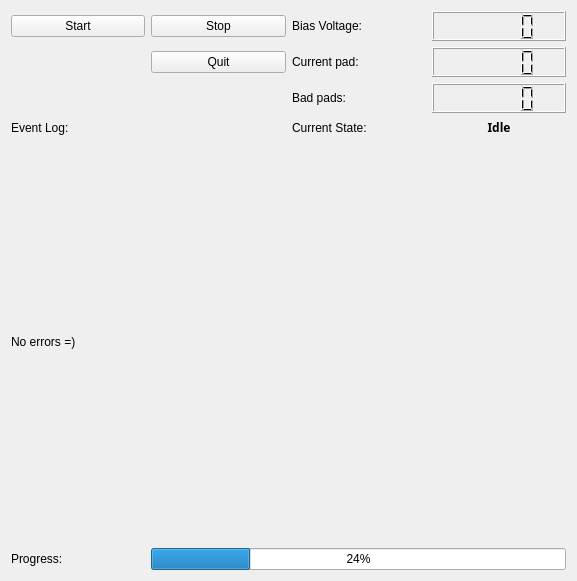
Old version of the form COMET/QT_Designer_UI/Start_Stop.ui in the repository Chilldose/COMET.
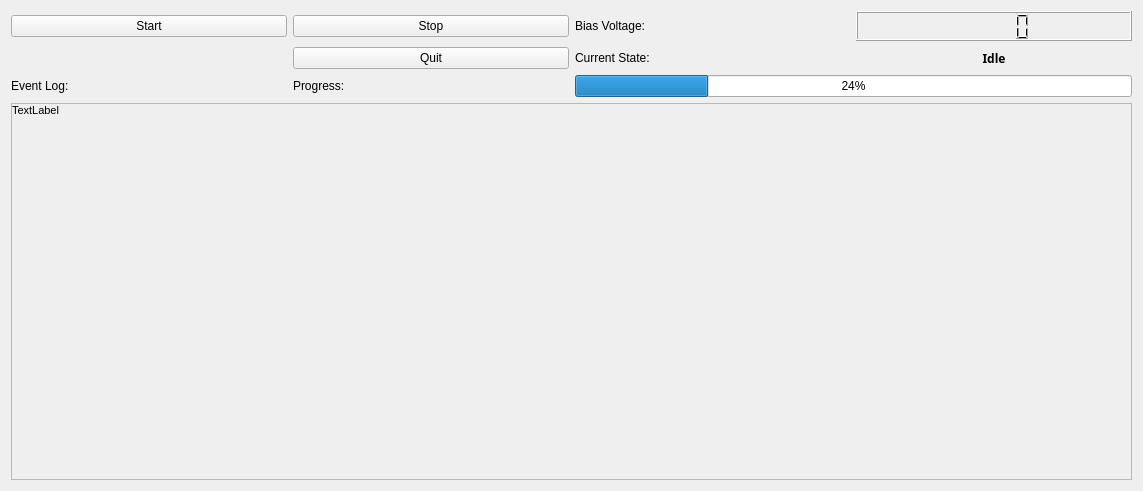
New version of the form. Icons and pictures are not drawn.

Diff of the .ui file:
```diff
--- a/COMET/QT_Designer_UI/Start_Stop.ui
+++ b/COMET/QT_Designer_UI/Start_Stop.ui
@@ -6,8 +6,8 @@
    <rect>
     <x>0</x>
     <y>0</y>
-    <width>577</width>
-    <height>274</height>
+    <width>1143</width>
+    <height>491</height>
    </rect>
   </property>
   <property name="windowTitle">
@@ -27,13 +27,6 @@
        </property>
       </widget>
      </item>
-     <item row="1" column="1">
-      <widget class="QPushButton" name="quit_button">
-       <property name="text">
-        <string>Quit</string>
-       </property>
-      </widget>
-     </item>
      <item row="0" column="3">
       <widget class="QLCDNumber" name="bias_voltage_lcd">
        <property name="minimumSize">
@@ -56,113 +49,10 @@
        </property>
       </widget>
      </item>
-     <item row="2" column="3">
-      <widget class="QLCDNumber" name="bad_pads_lcd">
-       <property name="minimumSize">
-        <size>
-         <width>0</width>
-         <height>30</height>
-        </size>
-       </property>
-       <property name="maximumSize">
-        <size>
-         <width>16777215</width>
-         <height>30</height>
-        </size>
-       </property>
-      </widget>
-     </item>
-     <item row="1" column="2">
-      <widget class="QLabel" name="current_pad_label">
-       <property name="maximumSize">
-        <size>
-         <width>16777215</width>
-         <height>25</height>
-        </size>
-       </property>
+     <item row="1" column="1">
+      <widget class="QPushButton" name="quit_button">
        <property name="text">
-        <string>Current pad:</string>
-       </property>
-      </widget>
-     </item>
-     <item row="2" column="2">
-      <widget class="QLabel" name="bad_pads_label">
-       <property name="maximumSize">
-        <size>
-         <width>16777215</width>
-         <height>25</height>
-        </size>
-       </property>
-       <property name="text">
-        <string>Bad pads:</string>
-       </property>
-      </widget>
-     </item>
-     <item row="1" column="3">
-      <widget class="QLCDNumber" name="current_pad_lcd">
-       <property name="minimumSize">
-        <size>
-         <width>0</width>
-         <height>30</height>
-        </size>
-       </property>
-       <property name="maximumSize">
-        <size>
-         <width>16777215</width>
-         <height>30</height>
-        </size>
-       </property>
-      </widget>
-     </item>
-     <item row="4" column="0" rowspan="4" colspan="4">
-      <widget class="QLabel" name="event_log">
-       <property name="minimumSize">
-        <size>
-         <width>0</width>
-         <height>400</height>
-        </size>
-       </property>
-       <property name="maximumSize">
-        <size>
-         <width>16777215</width>
-         <height>400</height>
-        </size>
-       </property>
-       <property name="text">
-        <string>No errors =)</string>
-       </property>
-       <property name="wordWrap">
-        <bool>true</bool>
-       </property>
-       <property name="textInteractionFlags">
-        <set>Qt::LinksAccessibleByMouse|Qt::TextSelectableByMouse</set>
-       </property>
-      </widget>
-     </item>
-     <item row="8" column="1" colspan="3">
-      <widget class="QProgressBar" name="progressBar">
-       <property name="value">
-        <number>24</number>
-       </property>
-      </widget>
-     </item>
-     <item row="0" column="2">
-      <widget class="QLabel" name="bias_voltage_label">
-       <property name="maximumSize">
-        <size>
-         <width>16777215</width>
-         <height>25</height>
-        </size>
-       </property>
-       <property name="text">
-        <string>Bias Voltage:</string>
-       </property>
-      </widget>
-     </item>
-     <item row="8" column="0">
-      <widget class="QLabel" name="progress_label">
-       <property name="text">
-        <string>Progress:</string>
+        <string>Quit</string>
        </property>
       </widget>
      </item>
@@ -177,21 +67,109 @@
        </property>
       </widget>
      </item>
-     <item row="3" column="0" colspan="2">
-      <widget class="QLabel" name="event_log_label">
+     <item row="0" column="2">
+      <widget class="QLabel" name="bias_voltage_label">
+       <property name="maximumSize">
+        <size>
+         <width>16777215</width>
+         <height>25</height>
+        </size>
+       </property>
        <property name="text">
-        <string>Event Log:</string>
+        <string>Bias Voltage:</string>
        </property>
       </widget>
      </item>
-     <item row="3" column="2">
+     <item row="3" column="0" colspan="4">
+      <widget class="QScrollArea" name="scrollArea">
+       <property name="minimumSize">
+        <size>
+         <width>0</width>
+         <height>300</height>
+        </size>
+       </property>
+       <property name="maximumSize">
+        <size>
+         <width>16777215</width>
+         <height>16777215</height>
+        </size>
+       </property>
+       <property name="sizeAdjustPolicy">
+        <enum>QAbstractScrollArea::AdjustToContents</enum>
+       </property>
+       <property name="widgetResizable">
+        <bool>true</bool>
+       </property>
+       <property name="alignment">
+        <set>Qt::AlignLeading|Qt::AlignLeft|Qt::AlignTop</set>
+       </property>
+       <widget class="QWidget" name="scrollAreaWidgetContents">
+        <property name="geometry">
+         <rect>
+          <x>0</x>
+          <y>0</y>
+          <width>1117</width>
+          <height>362</height>
+         </rect>
+        </property>
+        <layout class="QVBoxLayout" name="verticalLayout_2">
+         <property name="spacing">
+          <number>0</number>
+         </property>
+         <property name="leftMargin">
+          <number>0</number>
+         </property>
+         <property name="topMargin">
+          <number>0</number>
+         </property>
+         <property name="rightMargin">
+          <number>0</number>
+         </property>
+         <property name="bottomMargin">
+          <number>0</number>
+         </property>
+         <item>
+          <widget class="QLabel" name="event_log">
+           <property name="minimumSize">
+            <size>
+             <width>0</width>
+             <height>0</height>
+            </size>
+           </property>
+           <property name="maximumSize">
+            <size>
+             <width>16777215</width>
+             <height>16777215</height>
+            </size>
+           </property>
+           <property name="font">
+            <font>
+             <pointsize>8</pointsize>
+            </font>
+           </property>
+           <property name="text">
+            <string>TextLabel</string>
+           </property>
+           <property name="alignment">
+            <set>Qt::AlignLeading|Qt::AlignLeft|Qt::AlignTop</set>
+           </property>
+           <property name="wordWrap">
+            <bool>true</bool>
+           </property>
+          </widget>
+         </item>
+        </layout>
+       </widget>
+      </widget>
+     </item>
+     <item row="1" column="2">
       <widget class="QLabel" name="state_label">
        <property name="text">
         <string>Current State:</string>
        </property>
       </widget>
      </item>
-     <item row="3" column="3">
+     <item row="1" column="3">
       <widget class="QLabel" name="state_indi">
        <property name="font">
         <font>
@@ -210,6 +188,27 @@
        </property>
       </widget>
      </item>
+     <item row="2" column="0">
+      <widget class="QLabel" name="event_log_label">
+       <property name="text">
+        <string>Event Log:</string>
+       </property>
+      </widget>
+     </item>
+     <item row="2" column="1">
+      <widget class="QLabel" name="progress_label">
+       <property name="text">
+        <string>Progress:</string>
+       </property>
+      </widget>
+     </item>
+     <item row="2" column="2" colspan="2">
+      <widget class="QProgressBar" name="progressBar">
+       <property name="value">
+        <number>24</number>
+       </property>
+      </widget>
+     </item>
     </layout>
    </item>
   </layout>
```
